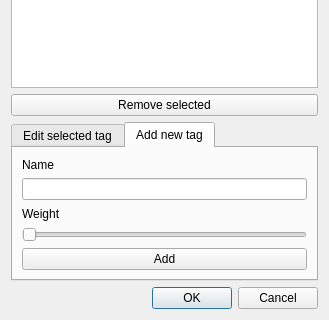
First picture: the form in hintergrund-ui/tags_dialog.ui, repository univrsal/hintergrund, before the edit; both pictures show x 0 to 329 and y 220 to 540 of the 329 by 540 pixel window.
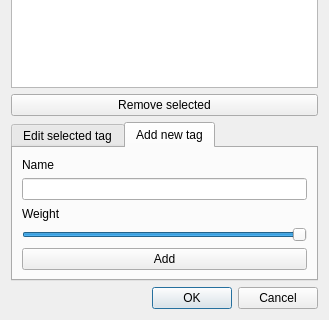
Second picture: the form after the edit. The open tabs and pages were chosen to show the change. Icons and pictures are not drawn.

Patch:
```diff
--- a/hintergrund-ui/tags_dialog.ui
+++ b/hintergrund-ui/tags_dialog.ui
@@ -167,6 +167,9 @@
          <property name="maximum">
           <number>100</number>
          </property>
+         <property name="value">
+          <number>100</number>
+         </property>
          <property name="orientation">
           <enum>Qt::Horizontal</enum>
          </property>
```
Left out of the diff: 2 changed lines with no effect on the pictures.
